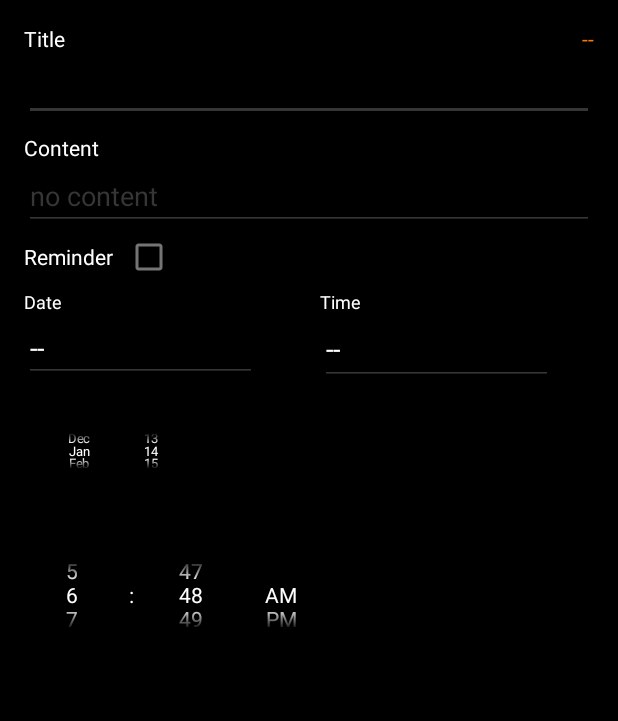
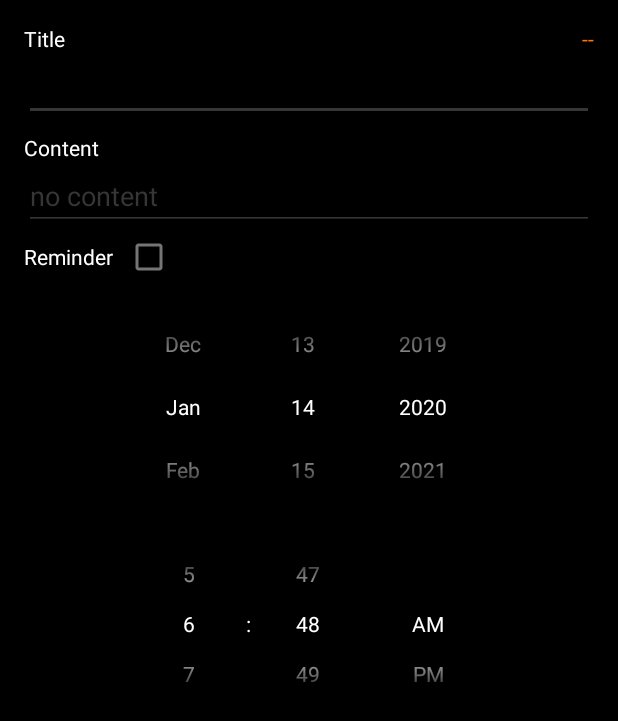
Before and after one commit to wodyjowski/a-todo, an Android app: the EditActivity screen opened directly, with no data from a screen before it, on a phone screen of 412 x 824 dp. Shown: the top 721 px of the screen. Run offline under Robolectric (Android 15) with nearby library versions, the phone set to English and light mode, and no system bars; our stand-ins replace Room's generated code; 3 statements that could not run were skipped.

Commit message:
Date and time picker style

```diff
--- a/app/build.gradle
+++ b/app/build.gradle
@@ -34,5 +34,6 @@ dependencies {
     annotationProcessor 'androidx.room:room-compiler:2.2.3'
     implementation 'androidx.lifecycle:lifecycle-extensions:2.1.0'
     implementation 'com.google.android.material:material:1.2.0-alpha03'
+    compile 'com.github.rustamg:file-dialogs:1.0'
 
 }
--- a/app/src/main/AndroidManifest.xml
+++ b/app/src/main/AndroidManifest.xml
@@ -1,6 +1,8 @@
 <?xml version="1.0" encoding="utf-8"?>
 <manifest xmlns:android="http://schemas.android.com/apk/res/android"
     package="com.example.atodo">
+
+    <uses-permission android:name="android.permission.READ_EXTERNAL_STORAGE" />
 
     <application
         android:allowBackup="true"
--- a/app/src/main/java/com/example/atodo/EditActivity.java
+++ b/app/src/main/java/com/example/atodo/EditActivity.java
@@ -6,17 +6,19 @@ import androidx.lifecycle.ViewModelProviders;
 
 import android.app.DatePickerDialog;
 import android.os.Bundle;
+import android.text.format.DateFormat;
 import android.view.View;
 import android.widget.DatePicker;
 import android.widget.EditText;
 import android.widget.TextView;
+import android.widget.TimePicker;
 
 import com.example.atodo.database.entities.Task;
 import com.example.atodo.helpers.DateHelper;
 
 import java.util.Calendar;
 
-public class EditActivity extends AppCompatActivity implements View.OnClickListener {
+public class EditActivity extends AppCompatActivity  {
 
     // Objects
     private EditActivityVM mEditActivityVM;
@@ -43,8 +45,8 @@ public class EditActivity extends AppCompatActivity implements View.OnClickListe
         editTextTaskContent = findViewById(R.id.editTextTaskContent);
         textViewCreatedDate = findViewById(R.id.textViewCreatedDate);
 
-        editTextDate = findViewById(R.id.editTextDate);
-        editTextDate.setOnClickListener(this);
+        TimePicker timePicker = findViewById(R.id.timePicker);
+        timePicker.setIs24HourView(DateFormat.is24HourFormat(this));
 
         liveTask.observe(this, task -> {
             editTextTaskName.setText(task.name);
@@ -64,32 +66,5 @@ public class EditActivity extends AppCompatActivity implements View.OnClickListe
         super.onStop();
     }
 
-    @Override
-    public void onClick(View v) {
-        switch (v.getId()){
-            case R.id.editTextDate:
-                EditDateDialog();
-                break;
-        }
-    }
 
-    private void EditDateDialog() {
-        DatePickerDialog.OnDateSetListener date = new DatePickerDialog.OnDateSetListener() {
-
-            @Override
-            public void onDateSet(DatePicker view, int year, int monthOfYear,
-                                  int dayOfMonth) {
-                // TODO Auto-generated method stub
-                myCalendar.set(Calendar.YEAR, year);
-                myCalendar.set(Calendar.MONTH, monthOfYear);
-                myCalendar.set(Calendar.DAY_OF_MONTH, dayOfMonth);
-            }
-
-        };
-
-
-        new DatePickerDialog(this, date, myCalendar
-                .get(Calendar.YEAR), myCalendar.get(Calendar.MONTH),
-                myCalendar.get(Calendar.DAY_OF_MONTH)).show();
-    }
 }
--- a/app/src/main/java/com/example/atodo/MainActivity.java
+++ b/app/src/main/java/com/example/atodo/MainActivity.java
@@ -1,10 +1,15 @@
 package com.example.atodo;
 
 import androidx.appcompat.app.AppCompatActivity;
+import androidx.core.app.ActivityCompat;
+import androidx.fragment.app.DialogFragment;
 import androidx.lifecycle.ViewModelProviders;
 
+import android.Manifest;
+import android.content.Context;
 import android.content.Intent;
 import android.os.Bundle;
+import android.util.Log;
 import android.view.KeyEvent;
 import android.view.View;
 import android.widget.EditText;
@@ -14,7 +19,11 @@ import android.widget.TextView;
 import com.example.atodo.adapters.TaskAdapter;
 import com.example.atodo.adapters.TaskListObserver;
 import com.example.atodo.database.entities.Task;
+import com.rustamg.filedialogs.FileDialog;
+import com.rustamg.filedialogs.OpenFileDialog;
 
+import java.io.IOException;
+import java.io.OutputStreamWriter;
 import java.util.Date;
 
 public class MainActivity extends AppCompatActivity implements TextView.OnEditorActionListener, View.OnClickListener, View.OnFocusChangeListener {
@@ -60,19 +69,25 @@ public class MainActivity extends AppCompatActivity implements TextView.OnEditor
         ChangeFinishedVisibility();
 
         mListView.setAdapter(listAdapter);
+
+//        String[] permissions = {Manifest.permission.WRITE_EXTERNAL_STORAGE, Manifest.permission.READ_EXTERNAL_STORAGE};
+//        requestPermissions(permissions, 1);
+//
+//
+//        FileDialog dialog = new OpenFileDialog();
+//        dialog.setStyle(DialogFragment.STYLE_NO_TITLE, R.style.Theme_MaterialComponents_DayNight_DarkActionBar);
+//        dialog.show(getSupportFragmentManager(), OpenFileDialog.class.getName());
     }
 
-    private void CreateNewTask() {
-        Intent intent = new Intent(getApplicationContext(), MainActivity.class);
-    }
-
-    private void CreateTask() {
-        String inputName = mEditText.getText().toString();
-        mMainActivityVM.insert(new Task(){{
-                name = inputName;
-                created_date = new Date();
-            }
-        });
+    private void writeToFile(String data, Context context) {
+        try {
+            OutputStreamWriter outputStreamWriter = new OutputStreamWriter(context.openFileOutput("config.txt", Context.MODE_PRIVATE));
+            outputStreamWriter.write(data);
+            outputStreamWriter.close();
+        }
+        catch (IOException e) {
+            Log.e("Exception", "File write failed: " + e.toString());
+        }
     }
 
     @Override
--- a/app/src/main/res/layout/activity_edit.xml
+++ b/app/src/main/res/layout/activity_edit.xml
@@ -74,57 +74,6 @@
         app:layout_constraintTop_toBottomOf="@+id/editTextTaskContent" />
 
 
-    <EditText
-        android:id="@+id/editTextDate"
-        android:layout_width="155dp"
-        android:layout_height="wrap_content"
-        android:backgroundTint="@color/greyBackground"
-        android:cursorVisible="false"
-        android:ems="10"
-        android:focusable="false"
-        android:hint="--"
-        android:inputType="date"
-        android:longClickable="false"
-        android:textIsSelectable="false"
-        app:layout_constraintStart_toStartOf="@+id/textView5"
-        app:layout_constraintTop_toBottomOf="@+id/textView5" />
-
-
-    <EditText
-        android:id="@+id/editText5"
-        android:layout_width="155dp"
-        android:layout_height="47dp"
-        android:backgroundTint="@color/greyBackground"
-        android:cursorVisible="false"
-        android:ems="10"
-        android:focusable="false"
-        android:hint="--"
-        android:inputType="time"
-        android:longClickable="false"
-        android:textIsSelectable="false"
-        app:layout_constraintStart_toStartOf="@+id/textView6"
-        app:layout_constraintTop_toBottomOf="@+id/textView6" />
-
-    <TextView
-        android:id="@+id/textView5"
-        android:layout_width="wrap_content"
-        android:layout_height="wrap_content"
-        android:layout_marginTop="12dp"
-        android:text="Date"
-        android:textSize="12sp"
-        app:layout_constraintStart_toStartOf="@+id/textView3"
-        app:layout_constraintTop_toBottomOf="@+id/textView3" />
-
-    <TextView
-        android:id="@+id/textView6"
-        android:layout_width="wrap_content"
-        android:layout_height="wrap_content"
-        android:text="Time"
-        android:textSize="12sp"
-        app:layout_constraintEnd_toEndOf="parent"
-        app:layout_constraintStart_toEndOf="@+id/textView5"
-        app:layout_constraintTop_toTopOf="@+id/textView5" />
-
     <CheckBox
         android:id="@+id/checkBox2"
         android:layout_width="wrap_content"
@@ -135,21 +84,26 @@
 
     <DatePicker
         android:id="@+id/datePicker2"
-        android:layout_width="167dp"
-        android:layout_height="72dp"
-        android:layout_marginTop="8dp"
+        android:layout_width="0dp"
+        android:layout_height="157dp"
+        android:layout_marginStart="16dp"
+        android:layout_marginTop="12dp"
+        android:layout_marginEnd="16dp"
         android:calendarViewShown="false"
         android:datePickerMode="spinner"
-        android:scaleX="0.6"
-        android:scaleY="0.6"
+        android:theme="@style/CustomPickerTheme"
+        app:layout_constraintEnd_toEndOf="parent"
         app:layout_constraintStart_toStartOf="parent"
-        app:layout_constraintTop_toBottomOf="@+id/editText5"></DatePicker>
+        app:layout_constraintTop_toBottomOf="@+id/textView3"></DatePicker>
 
     <TimePicker
-        android:layout_width="215dp"
-        android:layout_height="79dp"
-        android:layout_marginTop="20dp"
+        android:id="@+id/timePicker"
+        android:layout_width="0dp"
+        android:layout_height="132dp"
+        android:theme="@style/CustomPickerTheme"
         android:timePickerMode="spinner"
-        app:layout_constraintStart_toStartOf="parent"
+        app:layout_constraintEnd_toEndOf="@+id/datePicker2"
+        app:layout_constraintHorizontal_bias="0.0"
+        app:layout_constraintStart_toStartOf="@+id/datePicker2"
         app:layout_constraintTop_toBottomOf="@+id/datePicker2"></TimePicker>
 </androidx.constraintlayout.widget.ConstraintLayout>
--- a/app/src/main/res/values/colors.xml
+++ b/app/src/main/res/values/colors.xml
@@ -6,4 +6,5 @@
     <color name="background">#000000</color>
     <color name="greyBackground">#363636</color>
     <color name="lightListBackground">#131313</color>
+    <color name="transparent">#00000000</color>
 </resources>
--- a/app/src/main/res/values/styles.xml
+++ b/app/src/main/res/values/styles.xml
@@ -28,5 +28,8 @@
 
     <style name="AppTheme.PopupOverlay" parent="ThemeOverlay.AppCompat.Light" />
 
+    <style name="CustomPickerTheme" parent="AppTheme">
+        <item name="colorControlNormal">@color/transparent</item>
+    </style>
 
 </resources>
```
